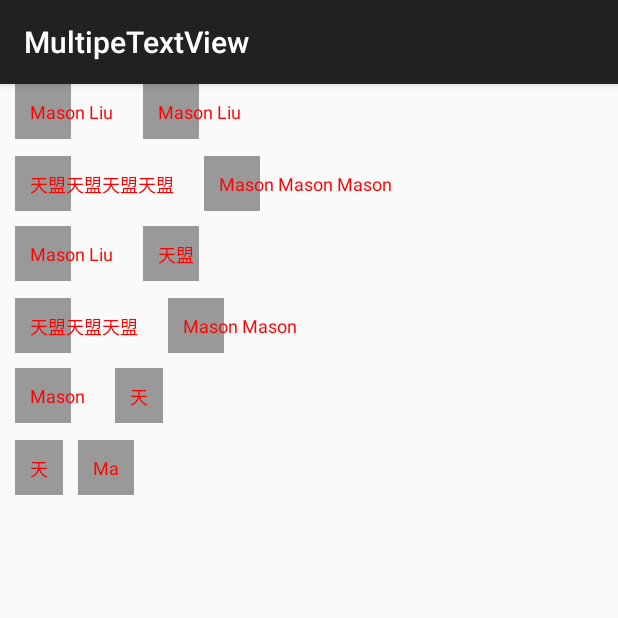
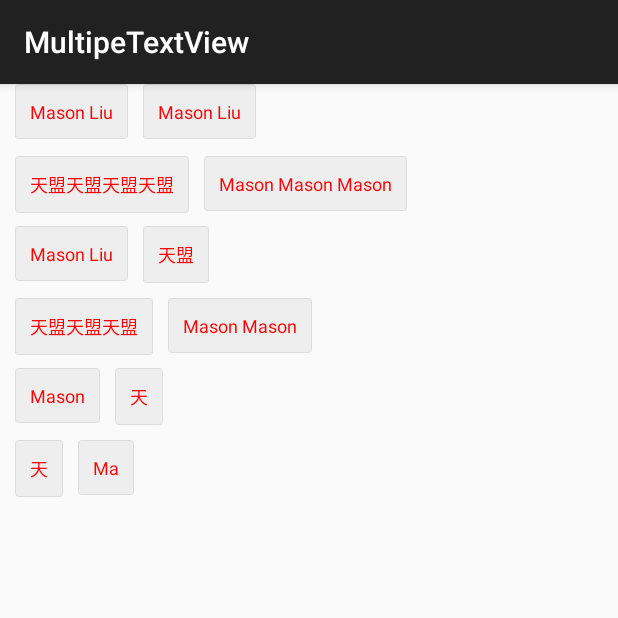
Before and after one commit to damonliuchn/MultipleTextView, an Android app: the screen it shows after launch (MainActivity), on a phone screen of 412 x 824 dp, the top half of it. Run offline under Robolectric (Android 15) with nearby library versions, the phone set to English and light mode, and no system bars.

Commit message:
修复 setbackground on resume 后改变的 bug

```diff
--- /dev/null
+++ b/app/src/main/res/drawable-xhdpi/shape_tag_grey_with_border.xml
@@ -0,0 +1,11 @@
+<?xml version="1.0" encoding="utf-8"?>
+<shape xmlns:android="http://schemas.android.com/apk/res/android">
+    <corners android:radius="2dp" />
+
+    <stroke
+        android:width="1px"
+        android:color="#ddd" />
+
+    <solid android:color="#eee" />
+
+</shape>
--- a/app/src/main/res/layout/activity_main.xml
+++ b/app/src/main/res/layout/activity_main.xml
@@ -13,7 +13,7 @@
         app:textWordMargin="10dp"
         app:textLineMargin="10dp"
         app:textColor="#ff0000"
-        app:textBackground="@color/grey"
+        app:textBackground="@drawable/shape_tag_grey_with_border"
         app:textPaddingLeft="10dp"
         app:textPaddingRight="10dp"
         app:textPaddingTop="10dp"
--- a/library/src/main/java/net/masonliu/multipletextview/library/MultipleTextViewGroup.java
+++ b/library/src/main/java/net/masonliu/multipletextview/library/MultipleTextViewGroup.java
@@ -3,7 +3,6 @@ package net.masonliu.multipletextview.library;
 import android.content.Context;
 import android.content.res.TypedArray;
 import android.graphics.Canvas;
-import android.graphics.drawable.Drawable;
 import android.util.AttributeSet;
 import android.util.DisplayMetrics;
 import android.view.View;
@@ -29,7 +28,7 @@ public class MultipleTextViewGroup extends RelativeLayout {
     private int textPaddingBottom;
     private boolean overspread;
     private int columnNum;
-    private Drawable textBackground;
+    private int textBackground;
 
     private int layout_width;
 
@@ -46,7 +45,8 @@ public class MultipleTextViewGroup extends RelativeLayout {
         textSize = px2sp(context, textSize);
         wordMargin = array.getDimensionPixelSize(R.styleable.MultipleTextViewGroup_textWordMargin, 0);
         lineMargin = array.getDimensionPixelSize(R.styleable.MultipleTextViewGroup_textLineMargin, 0);
-        textBackground = array.getDrawable(R.styleable.MultipleTextViewGroup_textBackground);
+        textBackground = array.getResourceId(R.styleable.MultipleTextViewGroup_textBackground, -1);
+        //array.getc
         textPaddingLeft = array.getDimensionPixelSize(R.styleable.MultipleTextViewGroup_textPaddingLeft, 0);
         textPaddingRight = array.getDimensionPixelSize(R.styleable.MultipleTextViewGroup_textPaddingRight, 0);
         textPaddingTop = array.getDimensionPixelSize(R.styleable.MultipleTextViewGroup_textPaddingTop, 0);
@@ -102,8 +102,8 @@ public class MultipleTextViewGroup extends RelativeLayout {
             TextView tv = new TextView(context);
             tv.setText(dataList.get(i));
             tv.setTextSize(textSize);
-            if (textBackground != null)
-                tv.setBackgroundDrawable(textBackground);
+            if (textBackground != -1)
+                tv.setBackgroundResource(textBackground);
 
             tv.setTextColor(textColor);
             tv.setPadding(textPaddingLeft, textPaddingTop, textPaddingRight, textPaddingBottom);
--- a/library/src/main/res/values/attrs.xml
+++ b/library/src/main/res/values/attrs.xml
@@ -5,7 +5,7 @@
         <attr name="textSize" format="dimension" />
         <attr name="textWordMargin" format="dimension" />
         <attr name="textLineMargin" format="dimension" />
-        <attr name="textBackground" format="integer" />
+        <attr name="textBackground" format="reference" />
 
         <attr name="textPaddingLeft" format="dimension" />
         <attr name="textPaddingRight" format="dimension" />
```
